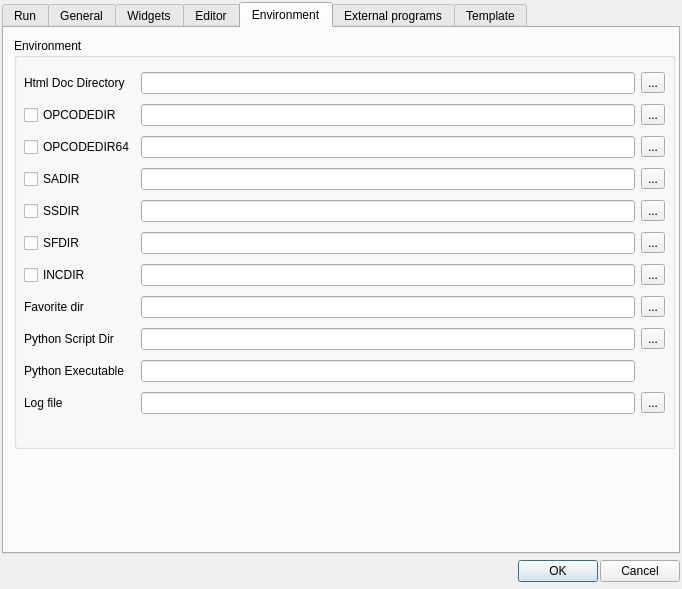
First picture: the form in src/configdialog.ui, repository CsoundQt/CsoundQt, before the edit.
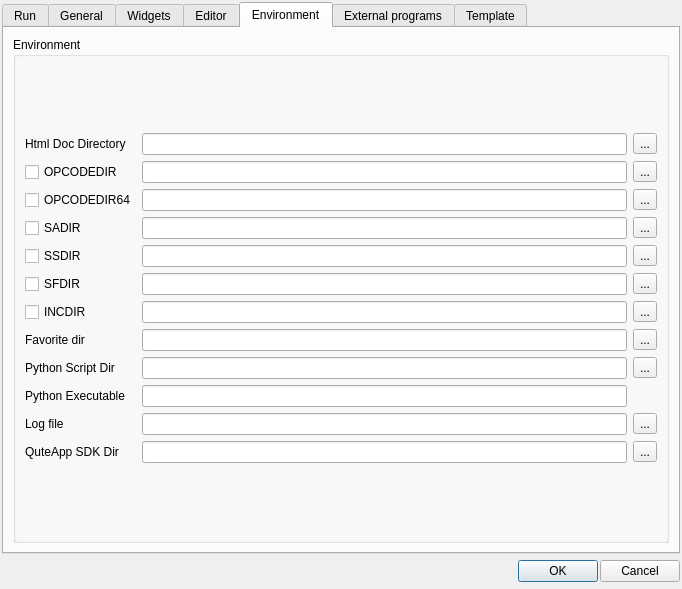
Second picture: the form after the edit. The open tabs and pages were chosen to show the change.

```diff
--- a/src/configdialog.ui
+++ b/src/configdialog.ui
@@ -1493,27 +1493,14 @@
       <attribute name="title">
        <string>Environment</string>
       </attribute>
+      <layout class="QGridLayout" name="gridLayout_2">
+       <item row="0" column="0">
       <widget class="QGroupBox" name="groupBox_3">
-       <property name="geometry">
-        <rect>
-         <x>10</x>
-         <y>10</y>
-         <width>661</width>
-         <height>411</height>
-        </rect>
-       </property>
        <property name="title">
         <string>Environment</string>
        </property>
-       <widget class="QWidget" name="layoutWidget12">
-        <property name="geometry">
-         <rect>
-          <x>10</x>
-          <y>30</y>
-          <width>641</width>
-          <height>359</height>
-         </rect>
-        </property>
+         <layout class="QGridLayout" name="gridLayout">
+          <item row="0" column="0">
         <layout class="QGridLayout" name="environLayout">
          <item row="0" column="2">
           <widget class="QLineEdit" name="CsdocdirLineEdit"/>
@@ -1748,9 +1735,32 @@
            </property>
           </widget>
          </item>
-        </layout>
-       </widget>
-      </widget>
+            <item row="11" column="0">
+             <widget class="QLabel" name="label_25">
+              <property name="toolTip">
+               <string>Select the directory of the QuteApp SDK to enable building of cross platform standalone applications.</string>
+              </property>
+              <property name="text">
+               <string>QuteApp SDK Dir</string>
+              </property>
+             </widget>
+            </item>
+            <item row="11" column="2">
+             <widget class="QLineEdit" name="sdkLineEdit"/>
+            </item>
+            <item row="11" column="3">
+             <widget class="QToolButton" name="sdkToolButton">
+              <property name="text">
+               <string>...</string>
+              </property>
+             </widget>
+            </item>
+           </layout>
+          </item>
+         </layout>
+        </widget>
+       </item>
+      </layout>
      </widget>
      <widget class="QWidget" name="tab_5">
       <attribute name="title">
```
Left out of the diff: 8 changed lines with no effect on the pictures. Lines whose indentation alone changed are shown as unchanged.
